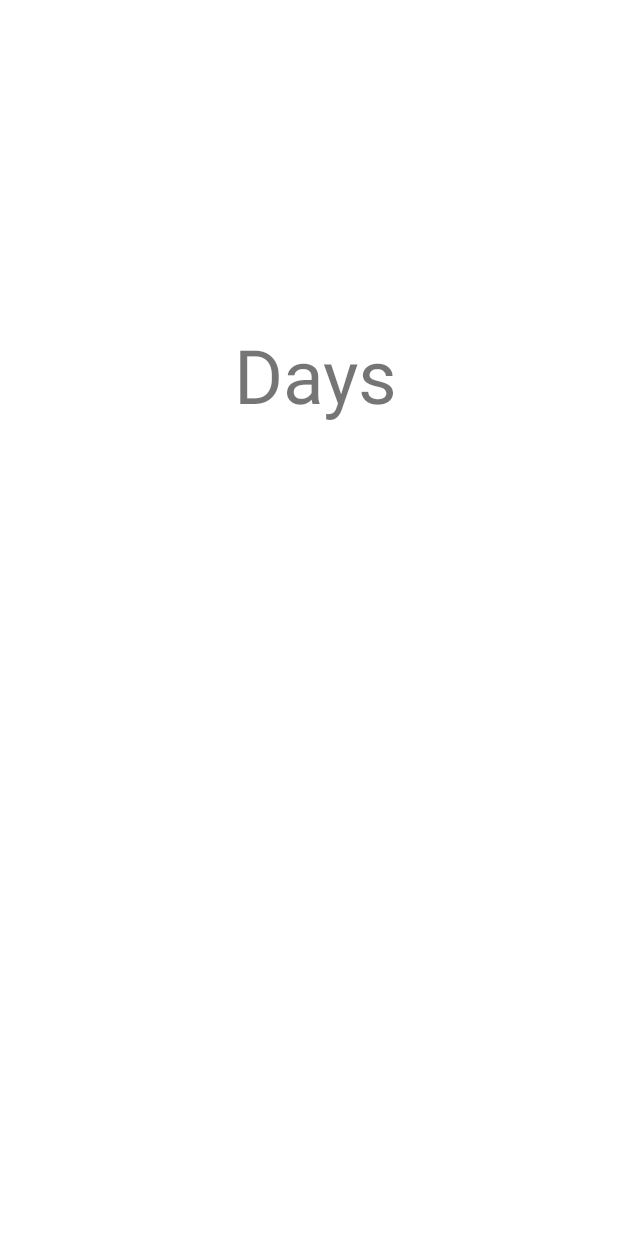
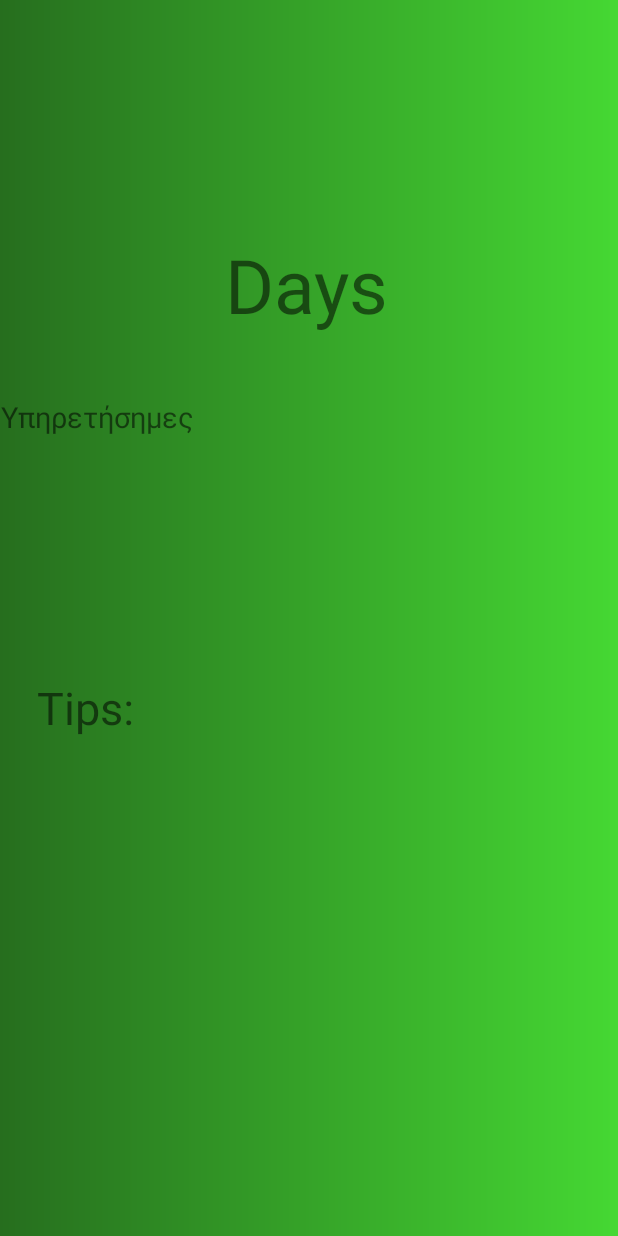
Before and after one commit to georgekazz/Lelermy, an Android app: the fragment HomeFragment shown on its own in the app's theme, on a phone screen of 412 x 824 dp. Run offline under Robolectric (Android 15) with nearby library versions, the phone set to English and light mode, and no system bars.

Commit message:
Build Home Fragment

```diff
--- a/app/src/main/java/com/example/lelermy/MainNaviActivity.kt
+++ b/app/src/main/java/com/example/lelermy/MainNaviActivity.kt
@@ -4,6 +4,7 @@
 import android.os.Build
 import android.os.Bundle
 import android.view.Menu
+import android.widget.DatePicker
 import android.widget.ImageView
 import android.widget.TextView
 import androidx.annotation.RequiresApi
@@ -25,11 +26,14 @@
 
     private lateinit var appBarConfiguration: AppBarConfiguration
     private lateinit var binding: ActivityMainNaviBinding
+    val daysLeftTx = findViewById<TextView>(R.id.daysLeftTx)
+    val ipiretisimesTx = findViewById<TextView>(R.id.ipiretisimesTx)
+    val daysSpendInArmy = 0
+    val tipsTx = findViewById<TextView>(R.id.tipsTx)
 
     @RequiresApi(Build.VERSION_CODES.O)
     override fun onCreate(savedInstanceState: Bundle?) {
         super.onCreate(savedInstanceState)
-
 
         binding = ActivityMainNaviBinding.inflate(layoutInflater)
         setContentView(binding.root)
@@ -46,17 +50,27 @@
 
         val startDate = LocalDate.parse(firstCalendar)
         val endDate = LocalDate.parse(secondCalendar)
-
         val duration = Duration.between(startDate.atStartOfDay(), endDate.atStartOfDay())
         val days = duration.toDays()
 
-        val daysLeftTx = findViewById<TextView>(R.id.daysLeftTx)
+
         daysLeftTx.text = days.toString()
-
         System.out.println("To ypoloipo einai: $days")
 
+        ipiretisimesTx.text = "$daysSpendInArmy"
+
+        val datePicker = findViewById<DatePicker>(R.id.datePicker)
+        datePicker.setOnDateChangedListener { view, year, monthOfYear, dayOfMonth ->
+            days  - 1
+            daysLeftTx.text = days.toString()
+            isZero(days)
+
+            daysSpendInArmy + 1
+            checkServiceTime(days)
+        }
+
         binding.appBarMainNavi.fab.setOnClickListener { view ->
-            Snackbar.make(view, "Replace with your own action", Snackbar.LENGTH_LONG)
+            Snackbar.make(view, "Η προσθήκη ολοκληρώθηκε με επιτυχία", Snackbar.LENGTH_LONG)
                 .setAction("Action", null).show()
         }
 
@@ -77,4 +91,18 @@
         val navController = findNavController(R.id.nav_host_fragment_content_main_navi)
         return navController.navigateUp(appBarConfiguration) || super.onSupportNavigateUp()
     }
+
+    fun isZero(long: Long) {
+        if (long <= 0) {
+            daysLeftTx.text = "0"
+        }
+    }
+
+    fun checkServiceTime(long: Long) {
+        if (long >= 260) {
+            //image fish
+        } else if (long >= 240) {
+            //img
+        }
+    }
 }
--- a/app/src/main/res/layout/fragment_home.xml
+++ b/app/src/main/res/layout/fragment_home.xml
@@ -4,14 +4,15 @@
     xmlns:tools="http://schemas.android.com/tools"
     android:layout_width="match_parent"
     android:layout_height="match_parent"
-    tools:context=".ui.home.HomeFragment">
+    tools:context=".ui.home.HomeFragment"
+    android:background="@drawable/gradient">
 
     <TextView
         android:id="@+id/daysLeftTx"
-        android:layout_width="150dp"
-        android:layout_height="100dp"
-        android:layout_marginStart="135dp"
-        android:layout_marginTop="200dp"
+        android:layout_width="216dp"
+        android:layout_height="99dp"
+        android:layout_marginStart="96dp"
+        android:layout_marginTop="140dp"
         android:gravity="center"
         android:text="Days"
         android:textAlignment="center"
@@ -19,4 +20,68 @@
         app:layout_constraintStart_toStartOf="parent"
         app:layout_constraintTop_toTopOf="parent" />
 
+    <DatePicker
+        android:id="@+id/datePicker"
+        android:layout_width="wrap_content"
+        android:layout_height="wrap_content"
+        android:layout_marginEnd="60dp"
+        android:visibility="invisible"
+        app:layout_constraintEnd_toEndOf="parent"
+        app:layout_constraintTop_toTopOf="parent" />
+
+    <TextView
+        android:id="@+id/Tx"
+        android:layout_width="129dp"
+        android:layout_height="42dp"
+        android:layout_marginTop="17dp"
+        android:gravity="center"
+        android:text="Υπηρετήσημες"
+        android:textSize="19dp"
+        app:layout_constraintTop_toBottomOf="@+id/daysLeftTx"
+        tools:ignore="MissingConstraints"
+        tools:layout_editor_absoluteX="60dp" />
+
+    <TextView
+        android:id="@+id/ipiretisimesTx"
+        android:layout_width="109dp"
+        android:layout_height="60dp"
+        android:layout_marginTop="24dp"
+        android:layout_marginEnd="25dp"
+        android:gravity="center"
+        android:textSize="19dp"
+        app:layout_constraintEnd_toStartOf="@+id/simboloImg"
+        app:layout_constraintTop_toBottomOf="@+id/Tx"
+        tools:ignore="MissingConstraints" />
+
+    <ImageView
+        android:id="@+id/simboloImg"
+        android:layout_width="129dp"
+        android:layout_height="42dp"
+        android:layout_marginStart="16dp"
+        android:layout_marginTop="17dp"
+        app:layout_constraintStart_toEndOf="@+id/Tx"
+        app:layout_constraintTop_toBottomOf="@+id/daysLeftTx" />
+
+    <TextView
+        android:id="@+id/textView10"
+        android:layout_width="112dp"
+        android:layout_height="48dp"
+        android:layout_marginTop="18dp"
+        android:layout_marginEnd="275dp"
+        android:text="Tips:"
+        android:gravity="left|center"
+        android:textSize="30dp"
+        app:layout_constraintEnd_toEndOf="parent"
+        app:layout_constraintTop_toBottomOf="@+id/datePicker" />
+
+    <TextView
+        android:id="@+id/tipsTx"
+        android:layout_width="363dp"
+        android:layout_height="62dp"
+        android:layout_marginStart="24dp"
+        android:layout_marginTop="8dp"
+        android:textSize="20dp"
+        app:layout_constraintStart_toStartOf="parent"
+        app:layout_constraintTop_toBottomOf="@+id/textView10" />
+
 </androidx.constraintlayout.widget.ConstraintLayout>
```
